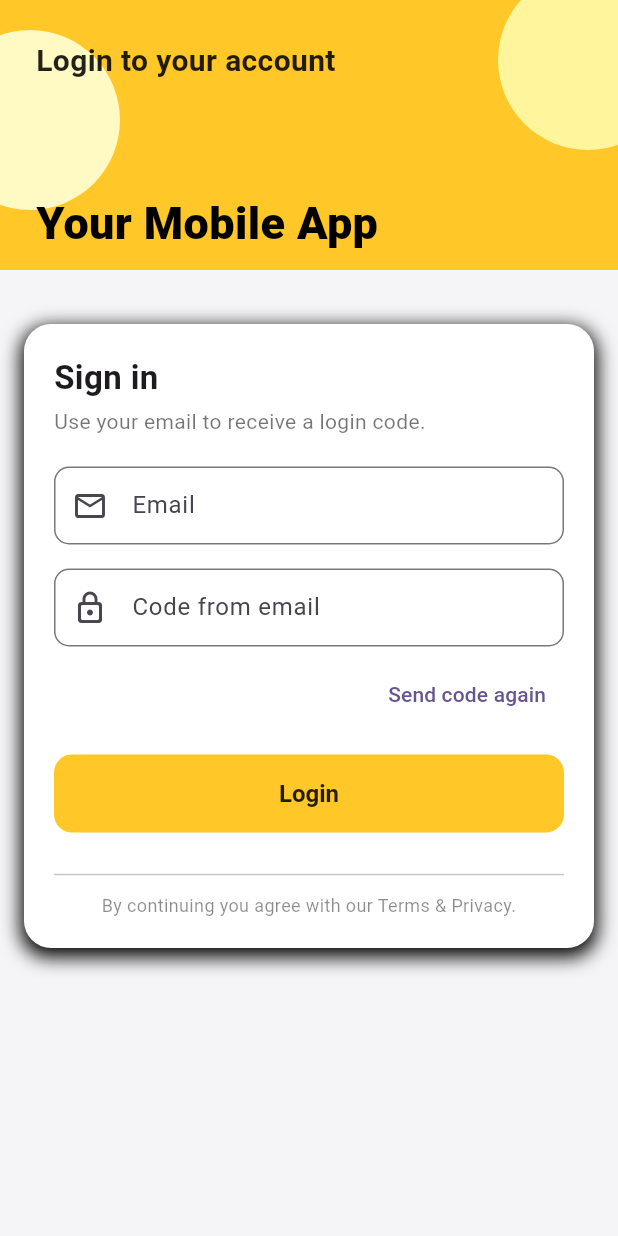
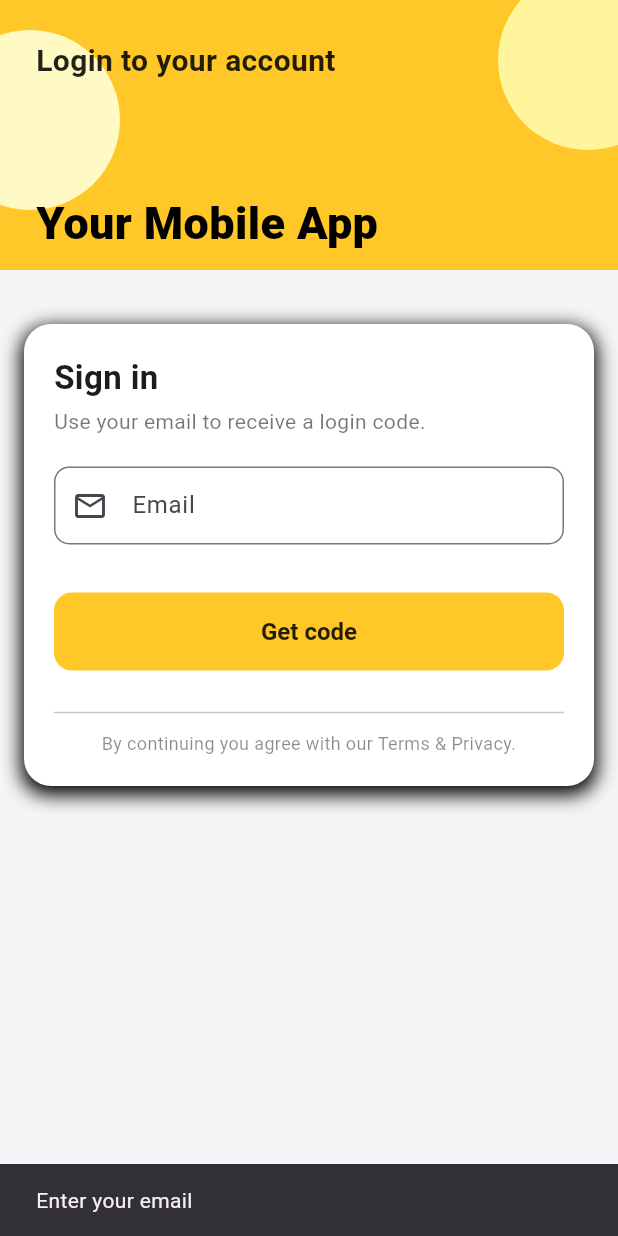
Before and after one commit to DariaBatiuk/mobile_registration_test, a Flutter app: the screen it shows after launch, after a tap on "Get code", on a phone screen of 412 x 824 dp. Run offline on Flutter 3.47's test engine with Material 3 defaults, Android fonts, the phone set to English and light mode, and no system bars; our stand-ins replace shared_preferences.

Commit message:
final commit

```diff
--- /dev/null
+++ b/lib/auth/auth_screen.dart
@@ -0,0 +1,74 @@
+import 'package:flutter/material.dart';
+import 'package:mobile_registration_test/login/login_screen.dart';
+import 'package:mobile_registration_test/login/authoriszed_screen.dart';
+import 'package:mobile_registration_test/auth/auth_service.dart';
+
+class AuthScreen extends StatefulWidget {
+  const AuthScreen({super.key});
+
+  @override
+  State<AuthScreen> createState() => _AuthScreenState();
+}
+
+class _AuthScreenState extends State<AuthScreen> {
+  final AuthServise _authService = AuthServise();
+
+  bool _loading = true;
+  String? _userId;
+
+  @override
+  void initState() {
+    super.initState();
+    _checkAuth();
+  }
+
+  Future<void> _checkAuth() async {
+    try {
+      final tokens = await _authService.getToken();
+
+      if (tokens == null) {
+        setState(() => _loading = false);
+        return;
+      }
+
+      try {
+        final userId = await _authService.getUserId(tokens.jwt);
+        setState(() {
+          _userId = userId;
+          _loading = false;
+        });
+        return;
+      } catch (_) {
+
+      }
+
+      final newTokens = await _authService.refreshToken(tokens.refreshToken);
+      await _authService.saveToken(newTokens);
+
+      final userId = await _authService.getUserId(newTokens.jwt);
+
+      setState(() {
+        _userId = userId;
+        _loading = false;
+      });
+    } catch (e) {
+      await _authService.clearToken();
+      setState(() => _loading = false);
+    }
+  }
+
+  @override
+  Widget build(BuildContext context) {
+    if (_loading) {
+      return const Scaffold(
+        body: Center(child: CircularProgressIndicator()),
+      );
+    }
+
+    if (_userId != null) {
+      return AuthorizedScreen(userId: _userId!);
+    }
+
+    return const LoginScreen();
+  }
+}
--- a/lib/login/login_screen.dart
+++ b/lib/login/login_screen.dart
@@ -1,4 +1,6 @@
 import 'package:flutter/material.dart';
+import 'package:mobile_registration_test/auth/auth_service.dart';
+import 'package:mobile_registration_test/login/authoriszed_screen.dart';
 
 class LoginScreen extends StatefulWidget {
   const LoginScreen({super.key});
@@ -10,6 +12,7 @@ class LoginScreen extends StatefulWidget {
 class _LoginScreenState extends State<LoginScreen> {
   final TextEditingController _emailController = TextEditingController();
   final TextEditingController _codeController = TextEditingController();
+  final AuthServise _authServise = AuthServise();
 
   bool _loading = false;
   bool _code = false;
@@ -19,6 +22,22 @@ class _LoginScreenState extends State<LoginScreen> {
     _emailController.dispose();
     _codeController.dispose();
     super.dispose();
+  }
+
+  void _showSnackBarMessage(String text) {
+    ScaffoldMessenger.of(context).showSnackBar(SnackBar(content: Text(text)));
+  }
+
+  bool _isEmailValid(String email) {
+    if (email.isEmpty) {
+      _showSnackBarMessage('Enter your email');
+      return false;
+    }
+    if (!email.contains('@') || !email.contains('.')) {
+      _showSnackBarMessage('Email is not valid');
+      return false;
+    }
+    return true;
   }
 
   @override
@@ -101,8 +120,10 @@ class _LoginScreenState extends State<LoginScreen> {
                 ),
                 Expanded(
                   child: SingleChildScrollView(
-                    padding:
-                        const EdgeInsets.symmetric(horizontal: 16, vertical: 8),
+                    padding: const EdgeInsets.symmetric(
+                      horizontal: 16,
+                      vertical: 8,
+                    ),
                     child: Container(
                       margin: const EdgeInsets.only(top: 8),
                       padding: const EdgeInsets.all(20),
@@ -161,8 +182,9 @@ class _LoginScreenState extends State<LoginScreen> {
                               decoration: InputDecoration(
                                 labelText: 'Code from email',
                                 hintText: '12345',
-                                prefixIcon:
-                                    const Icon(Icons.lock_outline_rounded),
+                                prefixIcon: const Icon(
+                                  Icons.lock_outline_rounded,
+                                ),
                                 border: OutlineInputBorder(
                                   borderRadius: BorderRadius.circular(10),
                                 ),
@@ -176,10 +198,7 @@ class _LoginScreenState extends State<LoginScreen> {
                             Align(
                               alignment: Alignment.centerRight,
                               child: TextButton(
-                                onPressed: _loading
-                                    ? null
-                                    : () {
-                                      },
+                                onPressed: _loading ? null : () {},
                                 child: const Text('Send code again'),
                               ),
                             ),
@@ -193,14 +212,70 @@ class _LoginScreenState extends State<LoginScreen> {
                             SizedBox(
                               height: 52,
                               child: FilledButton(
-                                onPressed: () {
-                                  setState(() {
-                                    if (!_code) {
-                                      _code = true;
-                                    } else {
+                                onPressed: () async {
+                                  final email = _emailController.text
+                                      .toLowerCase()
+                                      .trim();
 
+                                  if (!_isEmailValid(email)) {
+                                    return;
+                                  }
+                                  if (!_code) {
+                                    setState(() => _loading = true);
+                                    try {
+                                      await _authServise.requestCode(email);
+                                      setState(() {
+                                        _code = true;
+                                      });
+                                      _showSnackBarMessage(
+                                        'Code is sent to your email.',
+                                      );
+                                    } catch (error) {
+                                      _showSnackBarMessage(
+                                        'Failed to send you code.',
+                                      );
+                                    } finally {
+                                      setState(() {
+                                        _loading = false;
+                                      });
                                     }
-                                  });
+                                  } else {
+                                    final code = _codeController.text
+                                        .toLowerCase()
+                                        .trim();
+
+                                    if (code.isEmpty) {
+                                      _showSnackBarMessage('Enter the code.');
+                                      return;
+                                    }
+
+                                    setState(() {
+                                      _loading = true;
+                                    });
+
+                                    try {
+                                      final tokens = await _authServise
+                                          .confirmCode(email, code);
+                                          await _authServise.saveToken(tokens);
+                                      final userId = await _authServise
+                                          .getUserId(tokens.jwt);
+
+                                      if (!mounted) return;
+
+                                      Navigator.of(context).push(
+                                        MaterialPageRoute(
+                                          builder: (context) =>
+                                          AuthorizedScreen(userId: userId),
+                                          )
+                                      );
+                                    } catch (error) {
+                                      _showSnackBarMessage('Failed to login');
+                                    } finally {
+                                      setState(() {
+                                        _loading = false;
+                                      });
+                                    }
+                                  }
                                 },
                                 style: FilledButton.styleFrom(
                                   backgroundColor: Color(0xFFFFC727),
--- a/lib/main.dart
+++ b/lib/main.dart
@@ -1,4 +1,5 @@
 import 'package:flutter/material.dart';
+import 'package:mobile_registration_test/auth/auth_screen.dart';
 import 'package:mobile_registration_test/login/login_screen.dart';
 
 void main() {
@@ -16,7 +17,7 @@ class MyApp extends StatelessWidget {
       theme: ThemeData(
         colorScheme: ColorScheme.fromSeed(seedColor: Colors.deepPurple),
       ),
-      home: const LoginScreen(),
+      home: const AuthScreen(),
     );
   }
 }
--- a/pubspec.yaml
+++ b/pubspec.yaml
@@ -35,6 +35,7 @@ dependencies:
   # Use with the CupertinoIcons class for iOS style icons.
   cupertino_icons: ^1.0.8
   http: ^1.6.0
+  shared_preferences: ^2.5.3
 
 dev_dependencies:
   flutter_test:
```
Also changed, not shown: lib/auth/auth_service.dart (+114 -4 lines), lib/login/authoriszed_screen.dart (added, +29 -0 lines), pubspec.lock, 1 other file.
